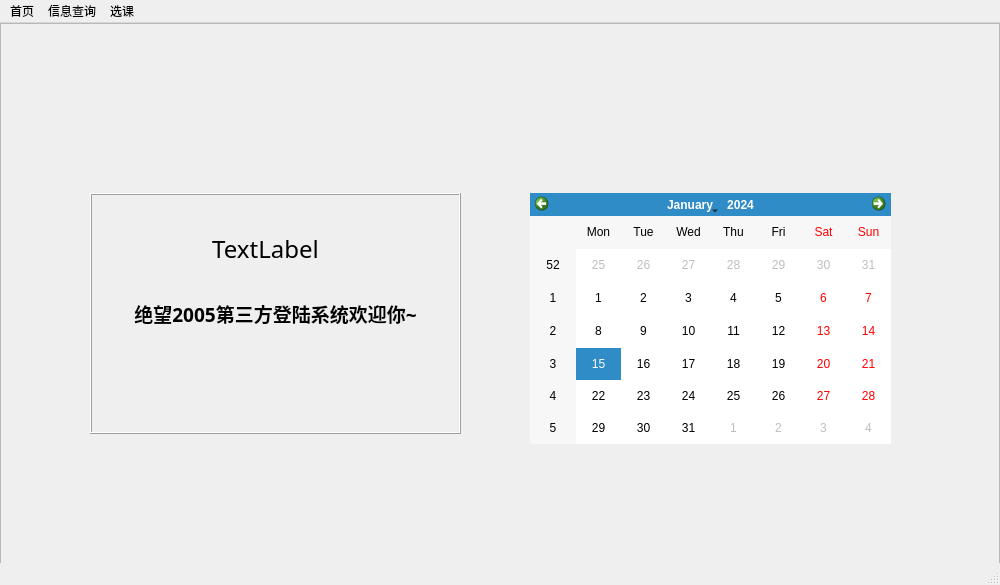
Before: the Qt Designer form BrowerserWidgetMainPageQt.ui in chenzhutian/myClientPyQt, drawn with Qt 5.
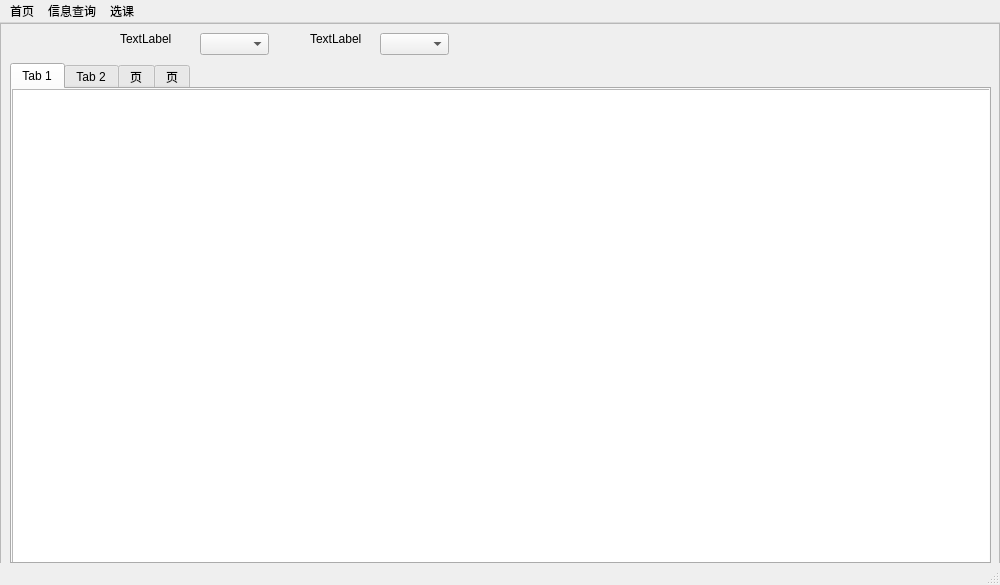
After: the same form once the commit is applied. The open tabs and pages were chosen to show the change. Icons and pictures are not drawn.

What changed in the file:
```diff
--- a/BrowerserWidgetMainPageQt.ui
+++ b/BrowerserWidgetMainPageQt.ui
@@ -76,7 +76,7 @@
      <enum>QFrame::Plain</enum>
     </property>
     <property name="currentIndex">
-     <number>0</number>
+     <number>3</number>
     </property>
     <widget class="QWidget" name="mainPage">
      <widget class="QFrame" name="mainFrame">
@@ -595,6 +595,123 @@
       </widget>
      </widget>
     </widget>
+    <widget class="QWidget" name="kbPage">
+     <widget class="QFrame" name="frame">
+      <property name="geometry">
+       <rect>
+        <x>0</x>
+        <y>0</y>
+        <width>1000</width>
+        <height>585</height>
+       </rect>
+      </property>
+      <property name="frameShape">
+       <enum>QFrame::StyledPanel</enum>
+      </property>
+      <property name="frameShadow">
+       <enum>QFrame::Raised</enum>
+      </property>
+      <widget class="QComboBox" name="comboBox">
+       <property name="geometry">
+        <rect>
+         <x>200</x>
+         <y>10</y>
+         <width>69</width>
+         <height>22</height>
+        </rect>
+       </property>
+      </widget>
+      <widget class="QComboBox" name="comboBox_2">
+       <property name="geometry">
+        <rect>
+         <x>380</x>
+         <y>10</y>
+         <width>69</width>
+         <height>22</height>
+        </rect>
+       </property>
+      </widget>
+      <widget class="QLabel" name="label">
+       <property name="geometry">
+        <rect>
+         <x>120</x>
+         <y>10</y>
+         <width>54</width>
+         <height>12</height>
+        </rect>
+       </property>
+       <property name="text">
+        <string>TextLabel</string>
+       </property>
+      </widget>
+      <widget class="QLabel" name="label_2">
+       <property name="geometry">
+        <rect>
+         <x>310</x>
+         <y>10</y>
+         <width>54</width>
+         <height>12</height>
+        </rect>
+       </property>
+       <property name="text">
+        <string>TextLabel</string>
+       </property>
+      </widget>
+      <widget class="QTabWidget" name="tabWidget">
+       <property name="geometry">
+        <rect>
+         <x>10</x>
+         <y>40</y>
+         <width>981</width>
+         <height>501</height>
+        </rect>
+       </property>
+       <property name="currentIndex">
+        <number>3</number>
+       </property>
+       <widget class="QWidget" name="tab">
+        <attribute name="title">
+         <string>Tab 1</string>
+        </attribute>
+        <widget class="QTableView" name="tableView">
+         <property name="geometry">
+          <rect>
+           <x>0</x>
+           <y>0</y>
+           <width>981</width>
+           <height>481</height>
+          </rect>
+         </property>
+        </widget>
+       </widget>
+       <widget class="QWidget" name="tab_2">
+        <attribute name="title">
+         <string>Tab 2</string>
+        </attribute>
+        <widget class="QTableView" name="tableView_2">
+         <property name="geometry">
+          <rect>
+           <x>0</x>
+           <y>40</y>
+           <width>981</width>
+           <height>231</height>
+          </rect>
+         </property>
+        </widget>
+       </widget>
+       <widget class="QWidget" name="tab_3">
+        <attribute name="title">
+         <string>页</string>
+        </attribute>
+       </widget>
+       <widget class="QWidget" name="tab_4">
+        <attribute name="title">
+         <string>页</string>
+        </attribute>
+       </widget>
+      </widget>
+     </widget>
+    </widget>
    </widget>
   </widget>
   <widget class="QStatusBar" name="statusBar"/>
```
